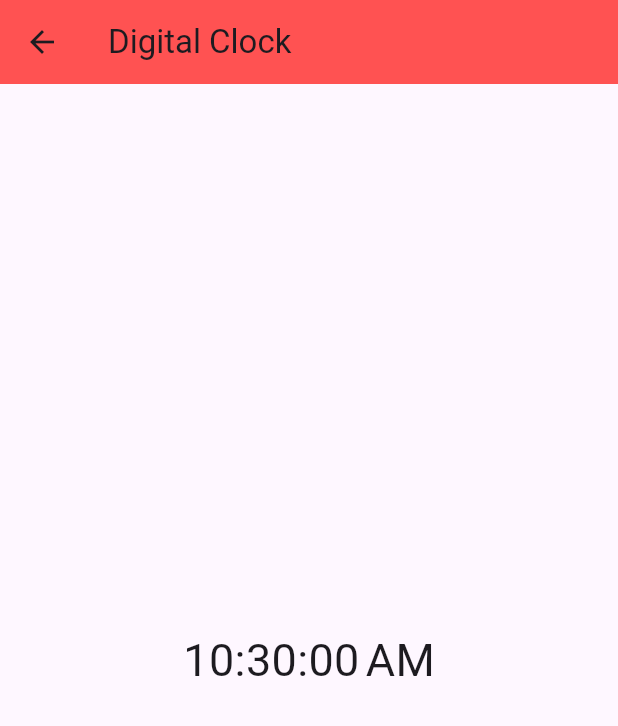
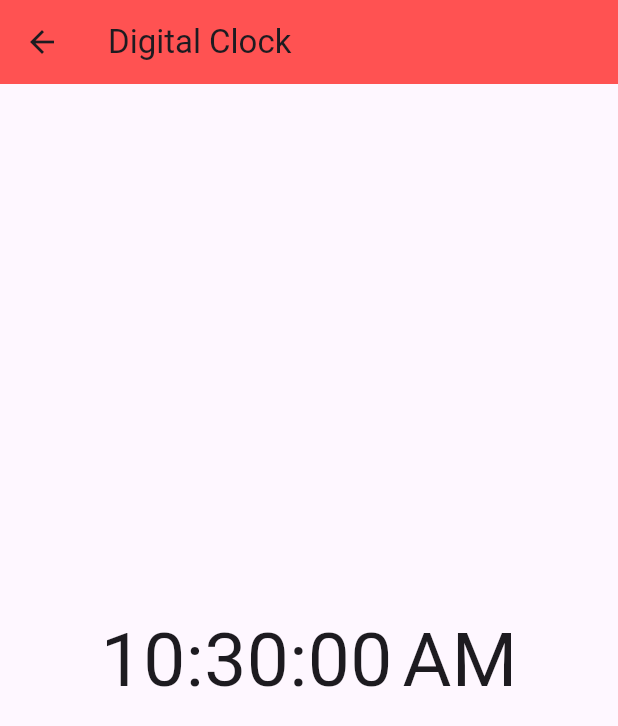
Before and after one commit to phamhuuloc219/flutter, a Flutter app: the DigitalClock screen opened directly, on a phone screen of 412 x 824 dp. Shown: the top 726 px of the screen. Run offline on Flutter 3.47's test engine with Material 3 defaults, Android fonts, the phone set to English and light mode, and no system bars; our stand-ins replace badges, cloud_firestore, firebase_core, flutter_rating_bar, get, webview_flutter; missing offline and left inert: xml2json; accounts and stored records are empty; generated files the repository leaves out were written again.

Commit message:
digital clock

```diff
--- a/lib/digital_clock_app/digital_clock.dart
+++ b/lib/digital_clock_app/digital_clock.dart
@@ -10,7 +10,7 @@ class DigitalClock extends StatefulWidget {
 }
 
 class _DigitalClockState extends State<DigitalClock> {
-  String? clock;
+  String clock= "";
 
   @override
   void initState() {
@@ -34,7 +34,7 @@ class _DigitalClockState extends State<DigitalClock> {
         child: Container(
           child: Text(
             "$clock",
-            style: TextStyle(fontSize: 30),
+            style: TextStyle(fontSize: 50),
           ),
         ),
       ),
```
